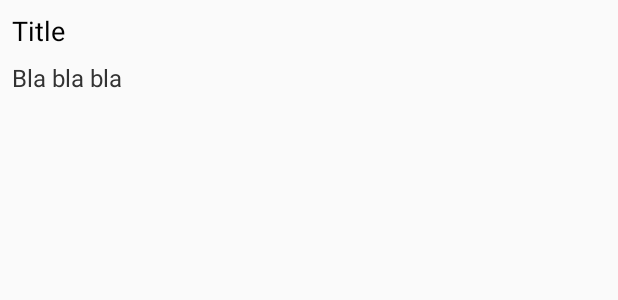
After one commit to geomslayer/tinkoff-news, an Android app: the layout activity_details.xml on its own in the app's theme, with its tools: preview values and no code run, on a phone screen of 412 x 824 dp. The commit adds this screen. Shown: the top 300 px of the screen. Run offline under Robolectric (Android 15) with nearby library versions, the phone set to English and light mode, and no system bars.

Commit message:
Add details loader, details screen

```diff
--- a/app/build.gradle
+++ b/app/build.gradle
@@ -30,6 +30,6 @@ dependencies {
     compile 'com.android.support:appcompat-v7:25.3.1'
     compile 'com.android.support.constraint:constraint-layout:1.0.2'
     compile 'com.android.support:support-v4:25.3.1'
+    compile 'com.android.support:recyclerview-v7:25.3.1'
     testCompile 'junit:junit:4.12'
-    compile 'com.android.support:recyclerview-v7:25.3.1'
 }
--- a/app/src/main/AndroidManifest.xml
+++ b/app/src/main/AndroidManifest.xml
@@ -3,7 +3,6 @@
           package="com.geomslayer.tinkoffnews">
 
     <uses-permission android:name="android.permission.INTERNET"/>
-    <uses-permission android:name="android.permission.ACCESS_NETWORK_STATE"/>
 
     <application
         android:allowBackup="true"
@@ -19,6 +18,8 @@
                 <category android:name="android.intent.category.LAUNCHER"/>
             </intent-filter>
         </activity>
+        <activity android:name=".details.DetailsActivity">
+        </activity>
     </application>
 
 </manifest>
--- a/app/src/main/java/com/geomslayer/tinkoffnews/models/Title.java
+++ b/app/src/main/java/com/geomslayer/tinkoffnews/models/Title.java
@@ -1,8 +1,9 @@
 package com.geomslayer.tinkoffnews.models;
 
+import java.io.Serializable;
 import java.util.Date;
 
-public class Title {
+public class Title implements Serializable {
     private long id;
     private String text;
     private Date pubDate;
--- /dev/null
+++ b/app/src/main/res/layout/activity_details.xml
@@ -0,0 +1,35 @@
+<?xml version="1.0" encoding="utf-8"?>
+<ScrollView
+    xmlns:android="http://schemas.android.com/apk/res/android"
+    xmlns:app="http://schemas.android.com/apk/res-auto"
+    xmlns:tools="http://schemas.android.com/tools"
+    android:layout_width="match_parent"
+    android:layout_height="match_parent">
+
+    <LinearLayout
+        android:layout_width="match_parent"
+        android:layout_height="wrap_content"
+        android:orientation="vertical"
+        android:padding="8dp"
+        tools:context="com.geomslayer.tinkoffnews.details.DetailsActivity">
+
+        <TextView
+            android:id="@+id/title"
+            android:layout_width="match_parent"
+            android:layout_height="wrap_content"
+            android:paddingBottom="8dp"
+            android:textColor="@android:color/primary_text_light"
+            android:textSize="18sp"
+            tools:text="Title"/>
+
+        <TextView
+            android:id="@+id/content"
+            android:layout_width="match_parent"
+            android:layout_height="wrap_content"
+            android:textColor="@android:color/secondary_text_light"
+            android:textSize="16sp"
+            tools:text="Bla bla bla"/>
+
+    </LinearLayout>
+
+</ScrollView>
--- a/app/src/main/res/layout/activity_main.xml
+++ b/app/src/main/res/layout/activity_main.xml
@@ -15,7 +15,8 @@
         <android.support.v7.widget.RecyclerView
             android:id="@+id/news_list"
             android:layout_width="match_parent"
-            android:layout_height="match_parent"/>
+            android:layout_height="match_parent"
+            android:scrollbars="vertical"/>
 
     </android.support.v4.widget.SwipeRefreshLayout>
 
```
Also changed, not shown: app/src/main/java/com/geomslayer/tinkoffnews/details/DetailsActivity.java (added, +64 -0 lines), app/src/main/java/com/geomslayer/tinkoffnews/details/DetailsLoader.java (added, +86 -0 lines), app/src/main/java/com/geomslayer/tinkoffnews/mainscreen/MainActivity.java (+7 -3 lines), app/src/main/java/com/geomslayer/tinkoffnews/mainscreen/NewsAdapter.java (+3 -13 lines), app/src/main/java/com/geomslayer/tinkoffnews/mainscreen/NewsLoader.java (+6 -33 lines), app/src/main/java/com/geomslayer/tinkoffnews/utils/Downloader.java (added, +34 -0 lines), app/src/main/java/com/geomslayer/tinkoffnews/utils/Utils.java (added, +25 -0 lines).
